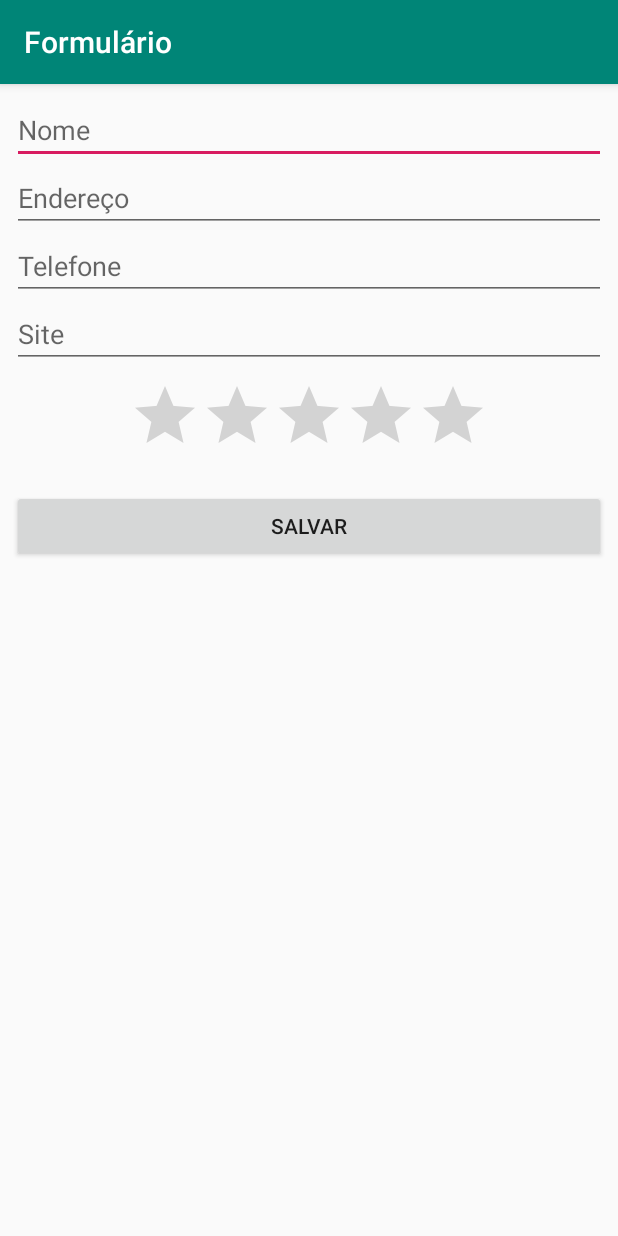
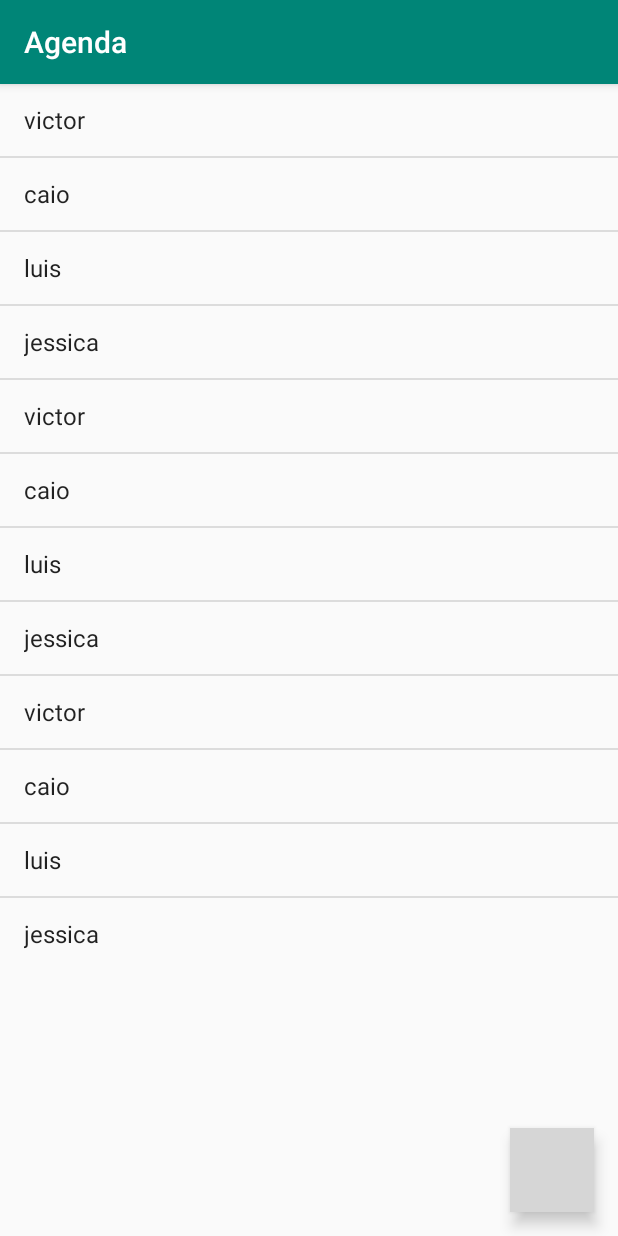
Before and after one commit to mvl-rodrigues/CursoAndroid, an Android app: the screen it shows after launch (FormularioActivity before the commit, ListaAlunosActivity after it), on a phone screen of 412 x 824 dp. Run offline under Robolectric (Android 15) with nearby library versions, the phone set to English and light mode, and no system bars; grey boxes are pictures that could not be loaded.

```diff
--- a/app/src/main/java/br/com/alura/agenda2/ListaAlunosActivity.java
+++ b/app/src/main/java/br/com/alura/agenda2/ListaAlunosActivity.java
@@ -1,9 +1,11 @@
 package br.com.alura.agenda2;
 
+import android.content.Intent;
 import android.support.v7.app.AppCompatActivity;
 import android.os.Bundle;
 import android.view.View;
 import android.widget.ArrayAdapter;
+import android.widget.Button;
 import android.widget.ListView;
 
 public class ListaAlunosActivity extends AppCompatActivity {
@@ -16,7 +18,7 @@ public class ListaAlunosActivity extends AppCompatActivity {
         setContentView(R.layout.activity_lista_alunos);
         setTitle(TITLE);
 
-        String[] alunos = {"victor","caio","luis","jessica"};
+        String[] alunos = {"victor","caio","luis","jessica","victor","caio","luis","jessica","victor","caio","luis","jessica"};
 
         ListView listaAlunos = findViewById(R.id.activity_lista_alunos_listview);
 
@@ -24,5 +26,16 @@ public class ListaAlunosActivity extends AppCompatActivity {
 
         listaAlunos.setAdapter(adapter);
 
+        Button novoAluno = findViewById(R.id.lista_alunos_novo_aluno);
+
+        novoAluno.setOnClickListener(new View.OnClickListener() {
+
+            @Override
+            public void onClick(View v) {
+                Intent vaiParaFormulario = new Intent(ListaAlunosActivity.this, FormularioActivity.class);
+                startActivity(vaiParaFormulario);
+            }
+        });
+
     }
 }
--- a/app/src/main/res/layout/activity_formulario.xml
+++ b/app/src/main/res/layout/activity_formulario.xml
@@ -51,13 +51,6 @@
             android:layout_gravity="center"
             android:layout_margin="8dp"/>
 
-        <Button
-            android:id="@+id/formulario_salvar"
-            android:layout_width="match_parent"
-            android:layout_height="wrap_content"
-            android:text="Salvar"
-            android:layout_margin="8dp"/>
-
     </LinearLayout>
 
 </ScrollView>
--- a/app/src/main/res/layout/activity_lista_alunos.xml
+++ b/app/src/main/res/layout/activity_lista_alunos.xml
@@ -1,5 +1,5 @@
 <?xml version="1.0" encoding="utf-8"?>
-<LinearLayout
+<RelativeLayout
     xmlns:android="http://schemas.android.com/apk/res/android"
     android:layout_width="match_parent"
     android:layout_height="match_parent"
@@ -10,4 +10,19 @@
         android:layout_width="match_parent"
         android:layout_height="wrap_content"/>
 
-</LinearLayout>
+    <Button
+        android:id="@+id/lista_alunos_novo_aluno"
+        android:layout_width="56dp"
+        android:layout_height="56dp"
+        android:layout_alignParentBottom="true"
+        android:layout_alignParentEnd="true"
+        android:layout_marginEnd="16dp"
+        android:layout_marginBottom="16dp"
+        android:text="+"
+        android:textSize="40sp"
+        android:textColor="#FFFFFF"
+        android:background="@drawable/fundo"
+        android:elevation="6dp"
+        android:stateListAnimator="@null"/>
+
+</RelativeLayout>
```
Also changed, not shown: app/src/main/AndroidManifest.xml (+2 -5 lines), app/src/main/java/br/com/alura/agenda2/FormularioActivity.java (+19 -10 lines).
